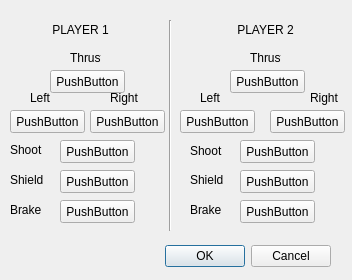
Qt form settings.ui (LeifAndersen/CS3505-hw4) before a commit.
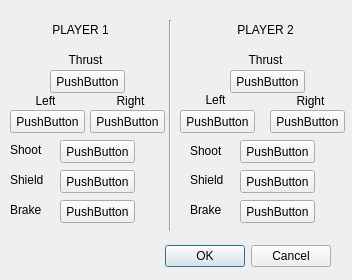
The same form after that commit.

Commit message: changed more settings in the settings window to make everything fit right

```diff
--- a/settings.ui
+++ b/settings.ui
@@ -53,10 +53,10 @@
   <widget class="QLabel" name="Player1a">
    <property name="geometry">
     <rect>
-     <x>70</x>
+     <x>50</x>
      <y>50</y>
-     <width>31</width>
-     <height>16</height>
+     <width>71</width>
+     <height>20</height>
     </rect>
    </property>
    <property name="font">
@@ -67,14 +67,17 @@
    <property name="text">
     <string>Thrust</string>
    </property>
+   <property name="alignment">
+    <set>Qt::AlignCenter</set>
+   </property>
   </widget>
   <widget class="QLabel" name="Player1b">
    <property name="geometry">
     <rect>
-     <x>30</x>
+     <x>10</x>
      <y>90</y>
-     <width>21</width>
-     <height>16</height>
+     <width>71</width>
+     <height>21</height>
     </rect>
    </property>
    <property name="font">
@@ -85,6 +88,9 @@
    <property name="text">
     <string>Left</string>
    </property>
+   <property name="alignment">
+    <set>Qt::AlignCenter</set>
+   </property>
   </widget>
   <widget class="QLabel" name="Player1d">
    <property name="geometry">
@@ -107,10 +113,10 @@
   <widget class="QLabel" name="Player1c">
    <property name="geometry">
     <rect>
-     <x>110</x>
+     <x>100</x>
      <y>90</y>
-     <width>31</width>
-     <height>16</height>
+     <width>61</width>
+     <height>21</height>
     </rect>
    </property>
    <property name="font">
@@ -121,6 +127,9 @@
    <property name="text">
     <string>Right</string>
    </property>
+   <property name="alignment">
+    <set>Qt::AlignCenter</set>
+   </property>
   </widget>
   <widget class="QLabel" name="Player1e">
    <property name="geometry">
@@ -200,10 +209,10 @@
   <widget class="QLabel" name="Player2b">
    <property name="geometry">
     <rect>
-     <x>200</x>
+     <x>180</x>
      <y>90</y>
-     <width>21</width>
-     <height>16</height>
+     <width>71</width>
+     <height>20</height>
     </rect>
    </property>
    <property name="font">
@@ -214,14 +223,17 @@
    <property name="text">
     <string>Left</string>
    </property>
+   <property name="alignment">
+    <set>Qt::AlignCenter</set>
+   </property>
   </widget>
   <widget class="QLabel" name="Player2c">
    <property name="geometry">
     <rect>
-     <x>310</x>
+     <x>270</x>
      <y>90</y>
-     <width>31</width>
-     <height>16</height>
+     <width>81</width>
+     <height>21</height>
     </rect>
    </property>
    <property name="font">
@@ -232,14 +244,17 @@
    <property name="text">
     <string>Right</string>
    </property>
+   <property name="alignment">
+    <set>Qt::AlignCenter</set>
+   </property>
   </widget>
   <widget class="QLabel" name="Player2a">
    <property name="geometry">
     <rect>
-     <x>250</x>
+     <x>230</x>
      <y>50</y>
-     <width>31</width>
-     <height>16</height>
+     <width>71</width>
+     <height>20</height>
     </rect>
    </property>
    <property name="font">
@@ -250,6 +265,9 @@
    <property name="text">
     <string>Thrust</string>
    </property>
+   <property name="alignment">
+    <set>Qt::AlignCenter</set>
+   </property>
   </widget>
   <widget class="QLabel" name="Player2f">
    <property name="geometry">
```
The commit also changes 1 other file.
